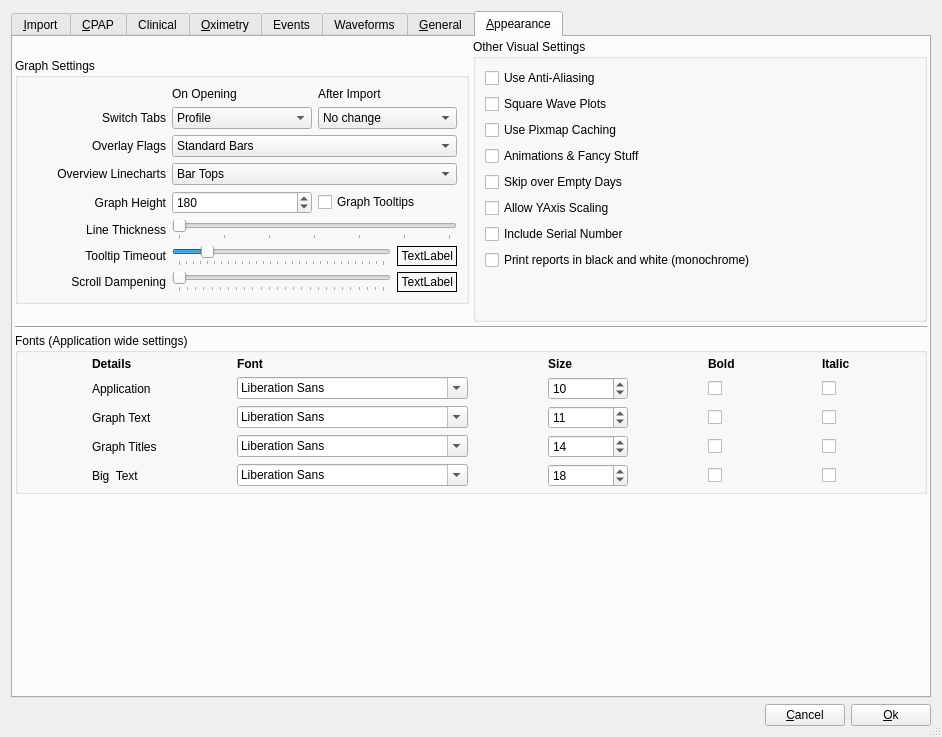
Before: the Qt Designer form oscar/preferencesdialog.ui in littleyoda/oscar, drawn with Qt 5.
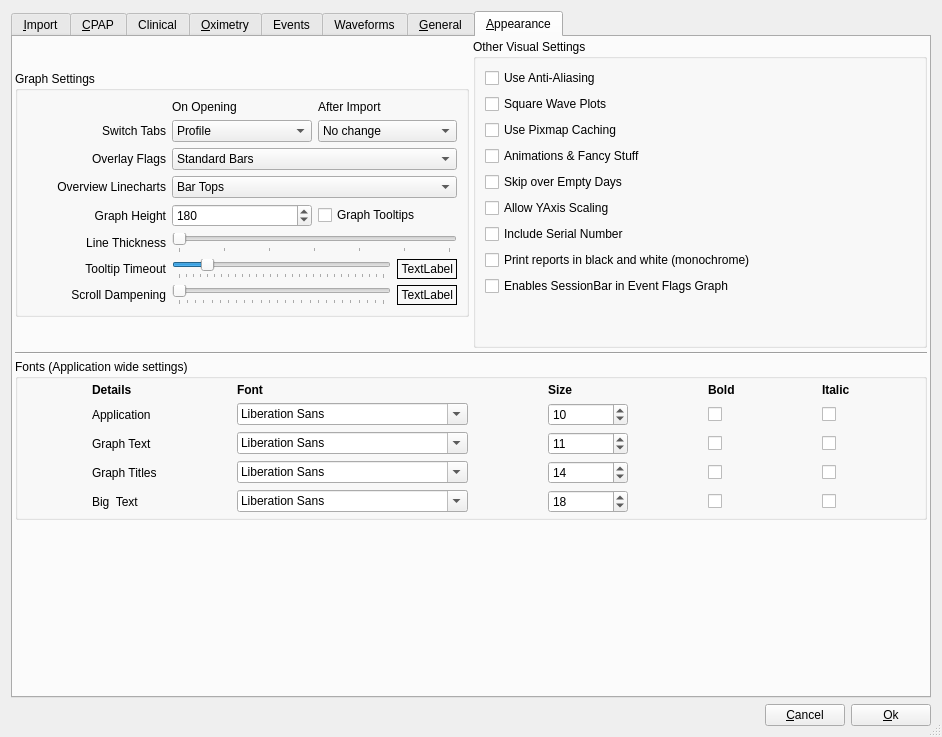
After: the same form once the commit is applied. The open tabs and pages were chosen to show the change. Icons and pictures are not drawn.

Commit message: adds preference for Enables SessionBar in Event Flags Graph

Patch:
```diff
--- a/oscar/preferencesdialog.ui
+++ b/oscar/preferencesdialog.ui
@@ -2887,6 +2887,16 @@
                  </property>
                 </widget>
                </item>
+               <item>
+                <widget class="QCheckBox" name="eventFlagSessionBar">
+                 <property name="toolTip">
+                  <string>For multiple sessions, displays a thin gray line for each session at the top of the Event Flag graph.</string>
+                 </property>
+                 <property name="text">
+                  <string>Enables SessionBar in Event Flags Graph</string>
+                 </property>
+                </widget>
+               </item>
                <item>
                 <spacer name="verticalSpacer">
                  <property name="orientation">
```
The commit also changes 4 other files.
